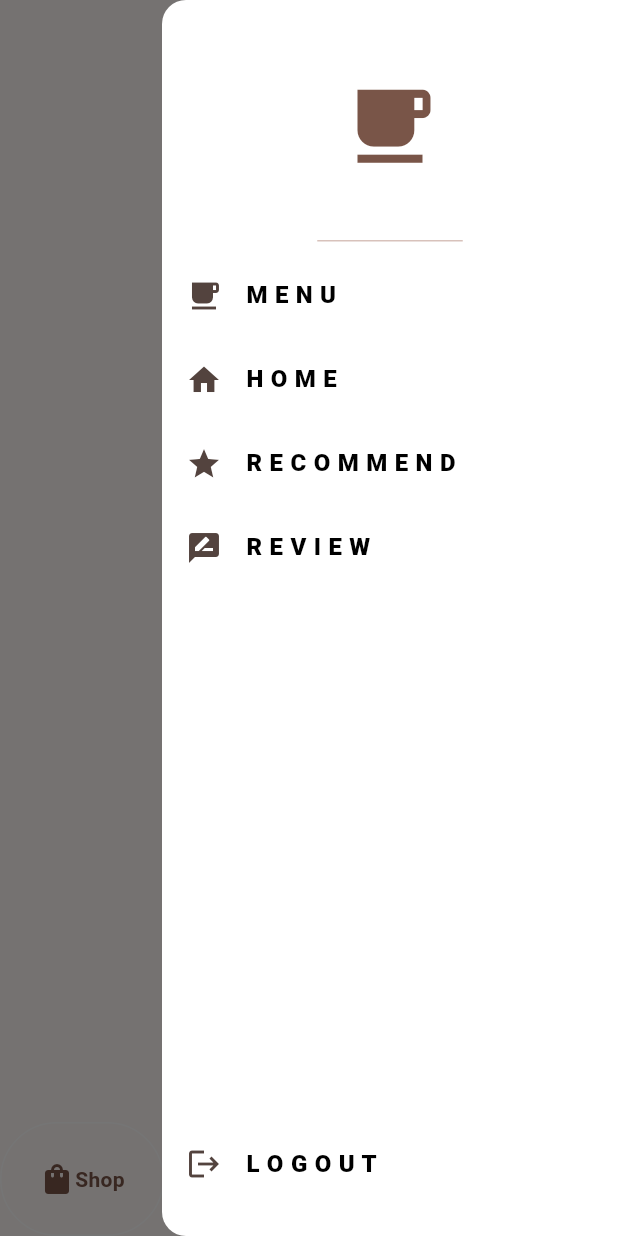
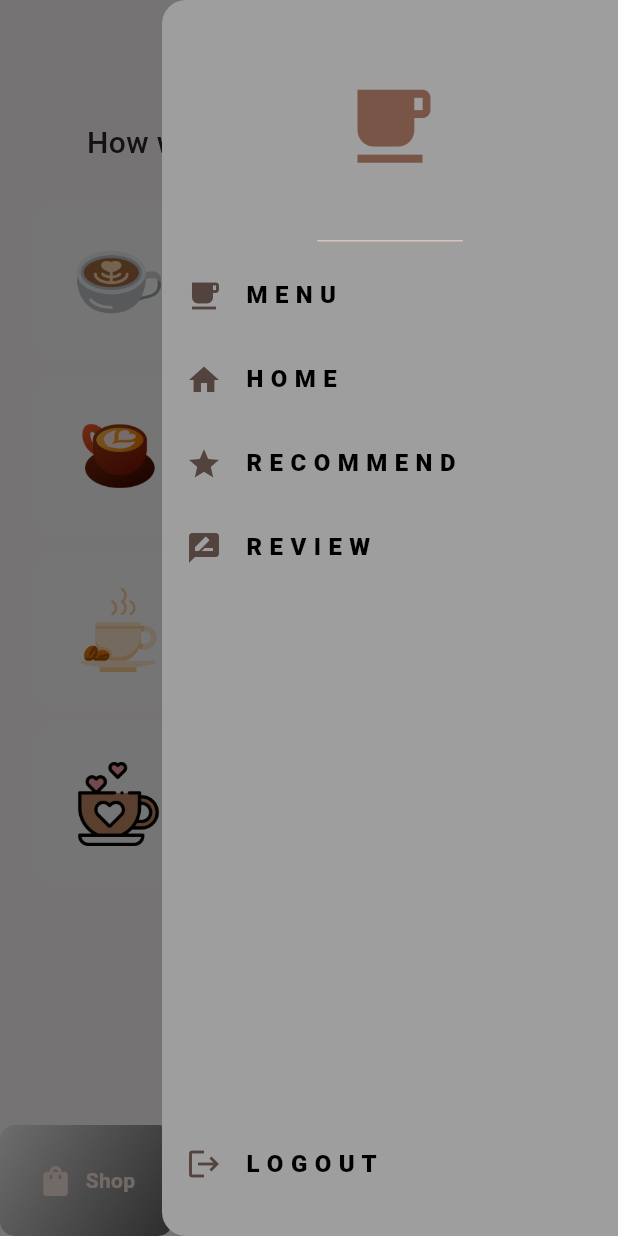
Before and after one commit to R-Htu/Coffee_Shop_Flutter, a Flutter app: the HomePage screen opened directly, with the side drawer open, on a phone screen of 412 x 824 dp. Run offline on Flutter 3.47's test engine with Material 3 defaults, Android fonts, the phone set to English and light mode, and no system bars; drawn by our look-alikes of google_nav_bar.

Commit message:
added Menu Page and tabBackgroundGradient

```diff
--- a/lib/components/app_drawer.dart
+++ b/lib/components/app_drawer.dart
@@ -1,3 +1,4 @@
+import 'package:coffee_shop/const.dart';
 import 'package:flutter/material.dart';
 
 class AppDrawer extends StatefulWidget {
@@ -11,7 +12,7 @@ class _AppDrawerState extends State<AppDrawer> {
   @override
   Widget build(BuildContext context) {
     return Drawer(
-      backgroundColor: Colors.white,
+      backgroundColor: Colors.grey,
       child: Column(
         children: [
           DrawerHeader(
--- a/lib/components/bottom_nav_bar.dart
+++ b/lib/components/bottom_nav_bar.dart
@@ -8,15 +8,25 @@ class BottomNavBar extends StatelessWidget {
 
   @override
   Widget build(BuildContext context) {
-    return Container(
-      child: GNav(
+    return GNav(
       color: Colors.black,
-        activeColor: Colors.brown,
-        tabActiveBorder: Border.all(
-          color: Colors.white,
-          width: 1,
+      activeColor: const Color.fromARGB(255, 249, 230, 223),
+      tabBackgroundColor: const Color.fromARGB(
+          255, 108, 134, 152), // Tab background color when active
+      tabBackgroundGradient: LinearGradient(
+        colors: [
+          const Color.fromARGB(255, 238, 238, 238),
+          const Color.fromARGB(255, 98, 96, 96)
+        ], // Adding a gradient for the active tab
+        begin: Alignment.topLeft,
+        end: Alignment.bottomRight,
       ),
-        tabs: [
+      tabBorderRadius: 10,
+      rippleColor: Colors.grey, // Add a ripple effect when tapping on tabs
+      hoverColor: Colors.blue, // Color when hovering (for web)
+      gap: 8, // Space between the icons and text
+      onTabChange: onTapBottom,
+      tabs: const [
         GButton(
           icon: Icons.shopping_bag,
           text: 'Shop',
@@ -30,7 +40,6 @@ class BottomNavBar extends StatelessWidget {
           text: 'Cart',
         ),
       ],
-      ),
     );
   }
 }
--- /dev/null
+++ b/lib/components/coffee_tile.dart
@@ -0,0 +1,29 @@
+import 'package:coffee_shop/model/coffee.dart';
+import 'package:flutter/material.dart';
+
+class CoffeeTile extends StatelessWidget {
+  void Function()? onPressed;
+  final Coffee coffee;
+  CoffeeTile({
+    super.key,
+    required this.coffee,
+    required this.onPressed,
+  });
+
+  @override
+  Widget build(BuildContext context) {
+    return Container(
+      decoration: BoxDecoration(
+          color: Colors.white, borderRadius: BorderRadius.circular(12)),
+      margin: EdgeInsets.only(bottom: 10),
+      padding: EdgeInsets.symmetric(vertical: 17, horizontal: 10),
+      child: ListTile(
+        title: Text(coffee.name),
+        subtitle: Text(coffee.price),
+        leading: Image.asset(coffee.imagePath),
+        trailing:
+            IconButton(onPressed: onPressed, icon: Icon(Icons.arrow_forward)),
+      ),
+    );
+  }
+}
--- a/lib/const.dart
+++ b/lib/const.dart
@@ -1,3 +1,3 @@
 import 'package:flutter/material.dart';
 
-var backgroundColor = Colors.white;
+var backgroundColor = const Color.fromARGB(108, 255, 246, 246);
--- a/lib/home_page.dart
+++ b/lib/home_page.dart
@@ -1,5 +1,6 @@
 import 'package:coffee_shop/components/app_drawer.dart';
 import 'package:coffee_shop/components/bottom_nav_bar.dart';
+import 'package:coffee_shop/const.dart';
 import 'package:coffee_shop/pages/cart_page.dart';
 import 'package:coffee_shop/pages/menu_page.dart';
 import 'package:coffee_shop/pages/save_page.dart';
@@ -29,8 +30,10 @@ class _HomePageState extends State<HomePage> {
   @override
   Widget build(BuildContext context) {
     return Scaffold(
+      backgroundColor: backgroundColor,
       appBar: AppBar(
         automaticallyImplyLeading: false,
+        backgroundColor: Colors.transparent,
       ),
       endDrawer: AppDrawer(),
       body: _pages[_bottomIndex],
--- a/lib/intro_page.dart
+++ b/lib/intro_page.dart
@@ -88,7 +88,7 @@ class _IntroPageState extends State<IntroPage>
           color: const Color.fromARGB(255, 138, 2, 2),
         ),
       ),
-      endDrawer: AppDrawer(),
+      drawer: AppDrawer(),
       backgroundColor: backgroundColor,
       body: Center(
         child: Column(
--- a/lib/main.dart
+++ b/lib/main.dart
@@ -1,14 +1,8 @@
 import 'package:coffee_shop/intro_page.dart';
+import 'package:coffee_shop/model/coffee_shop.dart';
 import 'package:flutter/material.dart';
+import 'package:provider/provider.dart';
 
-//  backgroundColor: Theme.of(context).colorScheme.inversePrimary,
-// style: Theme.of(context).textTheme.headlineMedium,
-/*  theme: ThemeData(
-
-        colorScheme: ColorScheme.fromSeed(seedColor: Colors.deepPurple),
-        useMaterial3: true,
-      ),
-      home: const MyHomePage(title: 'Flutter Demo Home Page'),*/
 void main() {
   runApp(const MyApp());
 }
@@ -18,13 +12,18 @@ class MyApp extends StatelessWidget {
 
   @override
   Widget build(BuildContext context) {
-    return MaterialApp(
-      debugShowCheckedModeBanner: false,
-      title: 'Coffee',
-      theme: ThemeData(
+    return ChangeNotifierProvider(
+      create: (context) => CoffeeShop(),
+      child: MaterialApp(
+        debugShowCheckedModeBanner: false,
+        title: 'Coffee',
+        theme: ThemeData(
           colorScheme: ColorScheme.fromSeed(
-              seedColor: const Color.fromARGB(255, 8, 4, 3))),
-      home: IntroPage(),
+            seedColor: const Color.fromARGB(255, 8, 4, 3),
+          ),
+        ),
+        home: IntroPage(),
+      ),
     );
   }
 }
--- a/lib/model/coffee_shop.dart
+++ b/lib/model/coffee_shop.dart
@@ -1,7 +1,22 @@
 import 'package:flutter/material.dart';
 import 'coffee.dart';
 
-class CoffeeShop {
+/* // List of coffee maps (Yay ..:D no longer need the Coffee class )
+  final List<Map<String, String>> _shop = [
+    {'name': 'Long Black', 'price': '4.10', 'imagePath': 'lib/images/latte.png'},
+    {'name': 'Latte', 'price': '4.20', 'imagePath': 'lib/images/latte-art.png'},
+    {'name': 'Espresso', 'price': '4.10', 'imagePath': 'lib/images/coffee-art.png'},
+    {'name': 'Iced Coffee', 'price': '4.10', 'imagePath': 'lib/images/coffee.png'},
+  ];
+
+  final List<Map<String, String>> _userCart = [];
+
+
+  List<Map<String, String>> get coffeeShop => _shop;
+
+
+  List<Map<String, String>> get userCart => _userCart; */
+class CoffeeShop extends ChangeNotifier {
   // coffee for sale list
   final List<Coffee> _shop = [
     Coffee(
@@ -10,12 +25,12 @@ class CoffeeShop {
     Coffee(
         name: 'Espresso',
         price: '4.10',
-        imagePath: 'lib/images/coffee-art.png'),
+        imagePath: 'lib/images/coffee-cup.png'),
     Coffee(
         name: 'Iced Coffee', price: '4.10', imagePath: 'lib/images/coffee.png'),
   ];
   // user cart
-  List<Coffee> _userCart = [];
+  final List<Coffee> _userCart = [];
 
   //get coffee list
   List<Coffee> get coffeeShop => _shop;
@@ -26,10 +41,12 @@ class CoffeeShop {
   //add item to cart
   void addItemToCart(Coffee coffee) {
     _userCart.add(coffee);
+    notifyListeners();
   }
 
   //remove items from cart
   void removeItemFromCart(Coffee coffee) {
     _userCart.remove(coffee);
+    notifyListeners();
   }
 }
--- a/lib/pages/menu_page.dart
+++ b/lib/pages/menu_page.dart
@@ -1,4 +1,8 @@
+import 'package:coffee_shop/components/coffee_tile.dart';
+import 'package:coffee_shop/model/coffee.dart';
+import 'package:coffee_shop/model/coffee_shop.dart';
 import 'package:flutter/material.dart';
+import 'package:provider/provider.dart';
 
 class MenuPage extends StatefulWidget {
   const MenuPage({super.key});
@@ -8,8 +12,45 @@ class MenuPage extends StatefulWidget {
 }
 
 class _MenuPageState extends State<MenuPage> {
+  // add coffee to cart
+  void addToCart(Coffee coffee) {
+    Provider.of<CoffeeShop>(context, listen: false).addItemToCart(coffee);
+  }
+
   @override
   Widget build(BuildContext context) {
-    return Container();
+    return Consumer<CoffeeShop>(
+      builder: (context, value, child) => SafeArea(
+        child: Padding(
+          padding: const EdgeInsets.all(25.0),
+          child: Column(
+            children: [
+              Text(
+                'How would you like your coffee?',
+                style: TextStyle(
+                    fontSize: 20,
+                    fontWeight: FontWeight.w500,
+                    color: const Color.fromARGB(255, 42, 40, 40)),
+              ),
+              SizedBox(
+                height: 25,
+              ),
+              Expanded(
+                child: ListView.builder(
+                  itemCount: value.coffeeShop.length,
+                  itemBuilder: (context, index) {
+                    Coffee eachCoffee = value.coffeeShop[index];
+                    return CoffeeTile(
+                      coffee: eachCoffee,
+                      onPressed: () => addToCart(eachCoffee),
+                    );
+                  },
+                ),
+              ),
+            ],
+          ),
+        ),
+      ),
+    );
   }
 }
--- a/pubspec.yaml
+++ b/pubspec.yaml
@@ -36,6 +36,7 @@ dependencies:
   cupertino_icons: ^1.0.8
   google_nav_bar: ^5.0.7
   curved_navigation_bar: ^1.0.6
+  provider: ^6.1.2
 
 dev_dependencies:
   flutter_test:
```
Also changed, not shown: 3 other files. Lines whose indentation alone changed are shown as unchanged.
